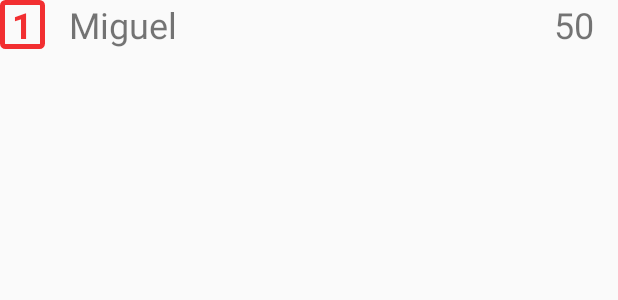
After one commit to camposmiguel/kielce, an Android app: the layout list_rank_item.xml on its own in the app's theme, with its tools: preview values and no code run, on a phone screen of 412 x 824 dp. The commit adds this screen. Shown: the top 300 px of the screen. Run offline under Robolectric (Android 15) with nearby library versions, the phone set to English and light mode, and no system bars.

Commit message:
DuckGame

```diff
--- a/06_Games/01_DuckGame/app/build.gradle
+++ b/06_Games/01_DuckGame/app/build.gradle
@@ -1,4 +1,5 @@
 apply plugin: 'com.android.application'
+apply plugin: 'realm-android'
 
 android {
     compileSdkVersion 25
@@ -26,7 +27,7 @@ dependencies {
     })
     compile 'com.android.support:appcompat-v7:25.3.1'
     compile 'com.android.support.constraint:constraint-layout:1.0.2'
+    compile 'com.jakewharton:butterknife:8.7.0'
     testCompile 'junit:junit:4.12'
-    compile 'com.jakewharton:butterknife:8.7.0'
     annotationProcessor 'com.jakewharton:butterknife-compiler:8.7.0'
 }
--- a/06_Games/01_DuckGame/app/src/main/AndroidManifest.xml
+++ b/06_Games/01_DuckGame/app/src/main/AndroidManifest.xml
@@ -16,7 +16,8 @@
                 <category android:name="android.intent.category.LAUNCHER" />
             </intent-filter>
         </activity>
-        <activity android:name=".GameActivity"></activity>
+        <activity android:name=".GameActivity" />
+        <activity android:name=".RankingActivity"></activity>
     </application>
 
 </manifest>
--- /dev/null
+++ b/06_Games/01_DuckGame/app/src/main/res/drawable/bg_rank.xml
@@ -0,0 +1,11 @@
+<?xml version="1.0" encoding="utf-8"?>
+<shape xmlns:android="http://schemas.android.com/apk/res/android"
+    android:shape="rectangle">
+
+    <corners android:radius="2dp"></corners>
+
+    <stroke
+        android:color="@color/colorAccent"
+        android:width="3dp">
+    </stroke>
+</shape>
--- /dev/null
+++ b/06_Games/01_DuckGame/app/src/main/res/layout/list_rank_item.xml
@@ -0,0 +1,52 @@
+<?xml version="1.0" encoding="utf-8"?>
+<android.support.constraint.ConstraintLayout
+    xmlns:android="http://schemas.android.com/apk/res/android"
+    xmlns:app="http://schemas.android.com/apk/res-auto"
+    xmlns:tools="http://schemas.android.com/tools"
+    android:layout_width="match_parent"
+    android:layout_height="match_parent">
+
+    <TextView
+        android:id="@+id/textViewNumber"
+        android:layout_width="wrap_content"
+        android:layout_height="wrap_content"
+        android:background="@drawable/bg_rank"
+        android:paddingEnd="8dp"
+        android:paddingLeft="8dp"
+        android:paddingRight="8dp"
+        android:paddingStart="8dp"
+        android:text="1"
+        android:textColor="@color/colorAccent"
+        android:textSize="24sp"
+        android:textStyle="bold"
+        tools:layout_editor_absoluteX="16dp"
+        tools:layout_editor_absoluteY="16dp" />
+
+    <TextView
+        android:id="@+id/textViewNick"
+        android:layout_width="wrap_content"
+        android:layout_height="wrap_content"
+        android:layout_marginBottom="0dp"
+        android:layout_marginLeft="16dp"
+        android:layout_marginTop="0dp"
+        android:text="Miguel"
+        android:textSize="24sp"
+        app:layout_constraintBottom_toBottomOf="@+id/textViewNumber"
+        app:layout_constraintLeft_toRightOf="@+id/textViewNumber"
+        app:layout_constraintTop_toTopOf="@+id/textViewNumber"
+        app:layout_constraintVertical_bias="1.0" />
+
+    <TextView
+        android:id="@+id/textViewPoints"
+        android:layout_width="wrap_content"
+        android:layout_height="wrap_content"
+        android:layout_marginBottom="0dp"
+        android:layout_marginRight="16dp"
+        android:layout_marginTop="0dp"
+        android:text="50"
+        android:textSize="24sp"
+        app:layout_constraintBottom_toBottomOf="@+id/textViewNick"
+        app:layout_constraintRight_toRightOf="parent"
+        app:layout_constraintTop_toTopOf="@+id/textViewNick"
+        app:layout_constraintVertical_bias="0.0" />
+</android.support.constraint.ConstraintLayout>
--- a/06_Games/01_DuckGame/build.gradle
+++ b/06_Games/01_DuckGame/build.gradle
@@ -6,7 +6,7 @@ buildscript {
     }
     dependencies {
         classpath 'com.android.tools.build:gradle:2.3.3'
-
+        classpath "io.realm:realm-gradle-plugin:3.5.0"
         // NOTE: Do not place your application dependencies here; they belong
         // in the individual module build.gradle files
     }
```
Also changed, not shown: 06_Games/01_DuckGame/app/src/main/java/com/miguelcr/a01_duckgame/GameActivity.java (+67 -14 lines), 06_Games/01_DuckGame/app/src/main/java/com/miguelcr/a01_duckgame/RankingActivity.java (added, +49 -0 lines), 06_Games/01_DuckGame/app/src/main/java/com/miguelcr/a01_duckgame/RankingAdapter.java (added, +48 -0 lines), 06_Games/01_DuckGame/app/src/main/java/com/miguelcr/a01_duckgame/User.java (added, +36 -0 lines), 06_Games/01_DuckGame/app/src/main/res/layout/activity_ranking.xml (added, +21 -0 lines), 06_Games/01_DuckGame/app/src/main/res/layout/dialog_game_over.xml (added, +24 -0 lines).
